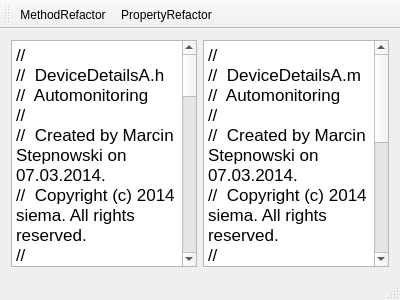
Old version of the form Testy/GUITest/refactorerwindow.ui in the repository WezSieTato/TKOM-obj-C-refactor.
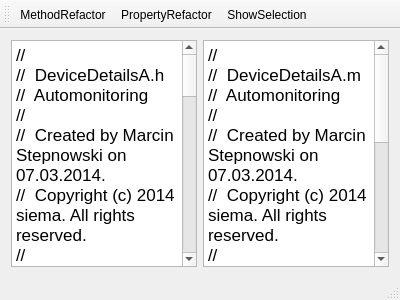
New version of the form.

What changed in the file:
```diff
--- a/Testy/GUITest/refactorerwindow.ui
+++ b/Testy/GUITest/refactorerwindow.ui
@@ -107,6 +107,7 @@
    </attribute>
    <addaction name="actionMethodRefactor"/>
    <addaction name="actionPropertyRefactor"/>
+   <addaction name="actionShowSelection"/>
   </widget>
   <widget class="QStatusBar" name="statusBar"/>
   <action name="actionMethodRefactor">
@@ -119,6 +120,11 @@
     <string>PropertyRefactor</string>
    </property>
   </action>
+  <action name="actionShowSelection">
+   <property name="text">
+    <string>ShowSelection</string>
+   </property>
+  </action>
  </widget>
  <layoutdefault spacing="6" margin="11"/>
  <resources/>
```
